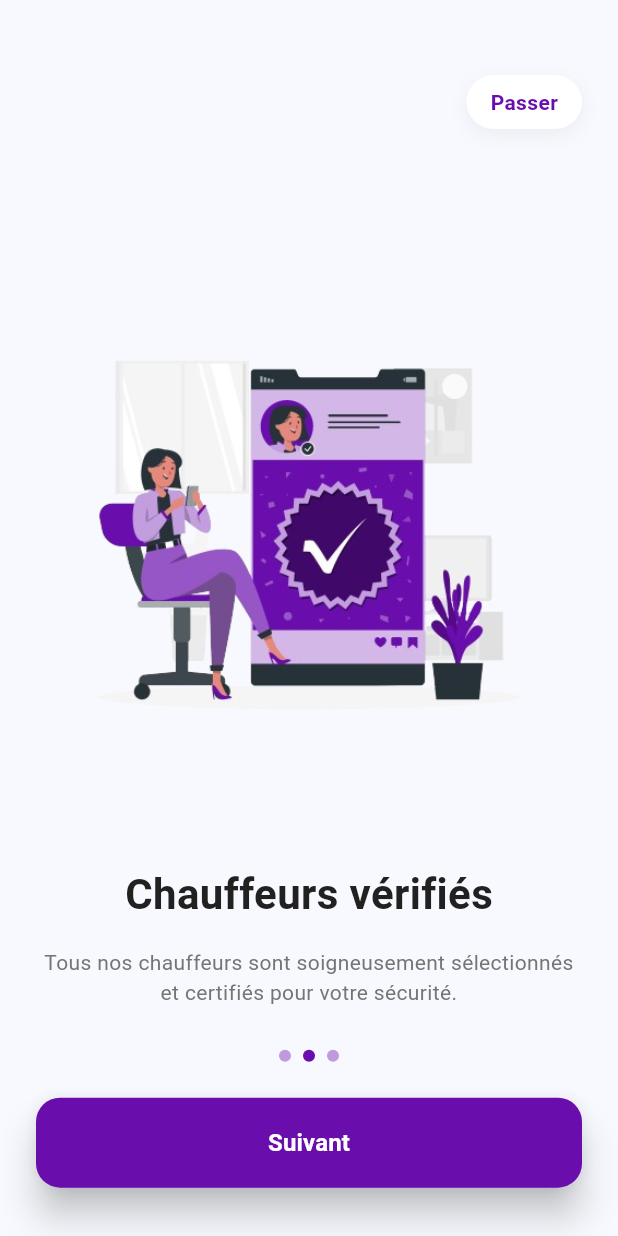
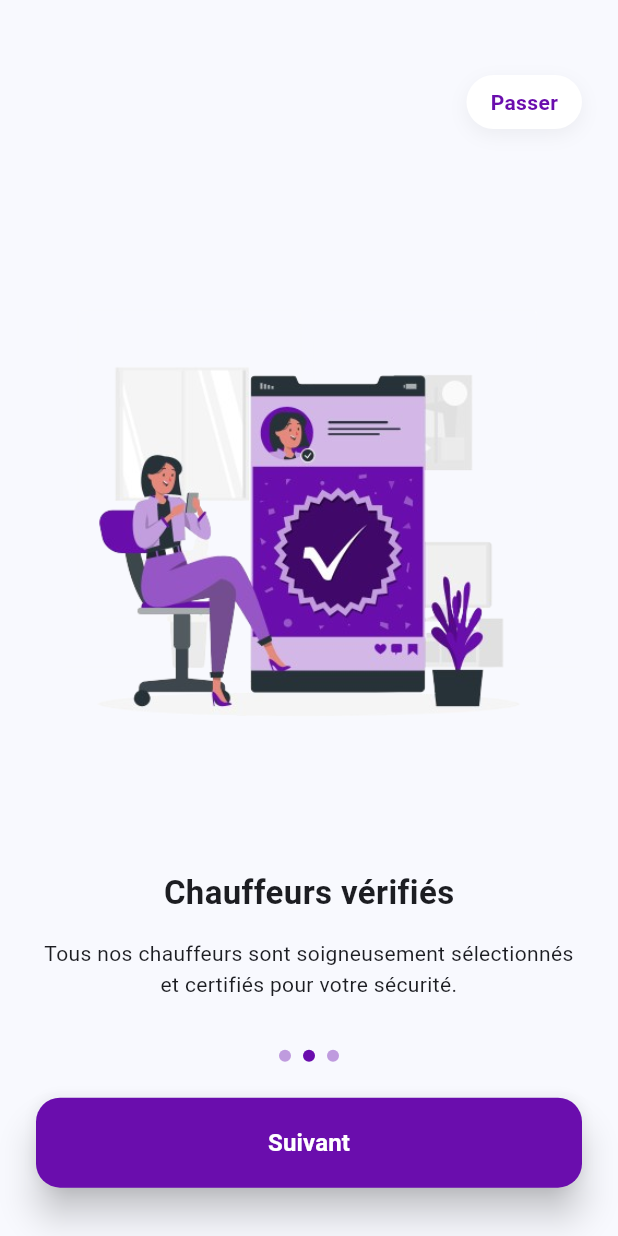
Before and after one commit to TyvaaServices/tyvaa-frontend, a Flutter app: the OnboardingScreen screen opened by its route, swiped to page 2, on a phone screen of 412 x 824 dp. Run offline on Flutter 3.47's test engine with Material 3 defaults, Android fonts, the phone set to English and light mode, and no system bars; drawn by our look-alikes of smooth_page_indicator; our stand-ins replace auto_size_text, confetti, connectivity_plus, dio, firebase_core, firebase_messaging and 18 more; accounts and stored records are empty.

Commit message:
feat: Refactor onboarding_view to utilize design system for improved theming and color consistency

```diff
--- a/lib/app/modules/home/views/onboarding_view.dart
+++ b/lib/app/modules/home/views/onboarding_view.dart
@@ -2,7 +2,7 @@ import 'package:flutter/material.dart';
 import 'package:get/get.dart';
 import 'package:smooth_page_indicator/smooth_page_indicator.dart';
 
-import '../../../themes/tyvaa_theme.dart';
+import '../../../themes/design_system.dart';
 import '../../../widgets/primary_button.dart';
 
 class OnboardingScreen extends StatelessWidget {
@@ -15,18 +15,10 @@ class OnboardingScreen extends StatelessWidget {
   Widget build(BuildContext context) {
     final brightness = Theme.of(context).brightness;
 
-    TextStyle titleStyle =
-        brightness == Brightness.dark ? AppTextStyles.h2Dark : AppTextStyles.h2;
-    TextStyle subtitleStyle =
-        brightness == Brightness.dark
-            ? AppTextStyles.bodySecondaryDark
-            : AppTextStyles.bodySecondary;
-    Color backgroundColor =
-        brightness == Brightness.dark
-            ? AppColors.darkBackground
-            : AppColors.background;
-    Color buttonTextColor =
-        brightness == Brightness.dark ? Colors.white : AppColors.textOnPrimary;
+    TextStyle titleStyle = TTypography.headingLarge(context);
+    TextStyle subtitleStyle = TTypography.bodyMedium(context);
+    Color backgroundColor = TColors.background(context);
+    Color buttonTextColor = Colors.white;
 
     return Scaffold(
       backgroundColor: backgroundColor,
@@ -77,7 +69,7 @@ class OnboardingScreen extends StatelessWidget {
                           child: Text(
                             'Passer',
                             style: TextStyle(
-                              color: AppColors.primary,
+                              color: TColors.primary,
                               fontWeight: FontWeight.w600,
                               fontSize: 14,
                             ),
@@ -103,8 +95,8 @@ class OnboardingScreen extends StatelessWidget {
                     effect: WormEffect(
                       dotHeight: 8,
                       dotWidth: 8,
-                      activeDotColor: AppColors.primary,
-                      dotColor: AppColors.primary.withOpacity(0.4),
+                      activeDotColor: TColors.primary,
+                      dotColor: TColors.primary.withOpacity(0.4),
                     ),
                     onDotClicked:
                         (i) => _controller.animateToPage(
```
